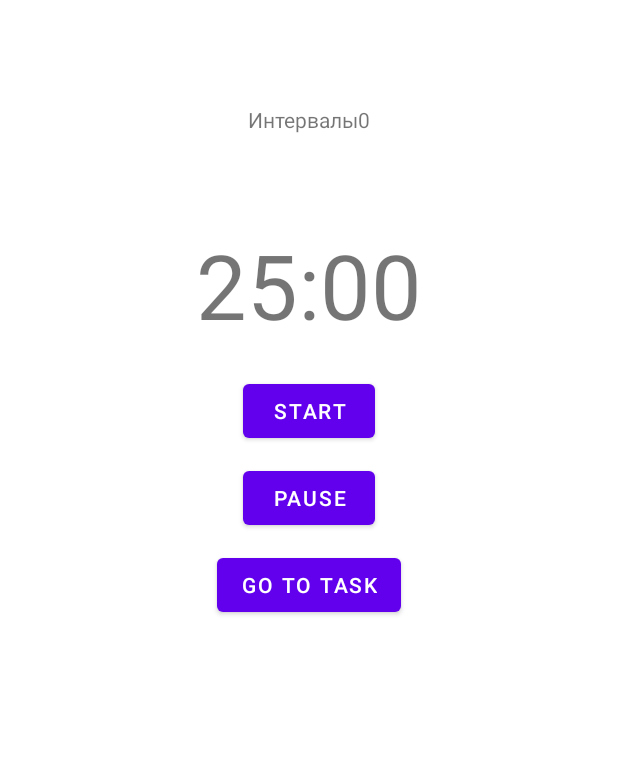
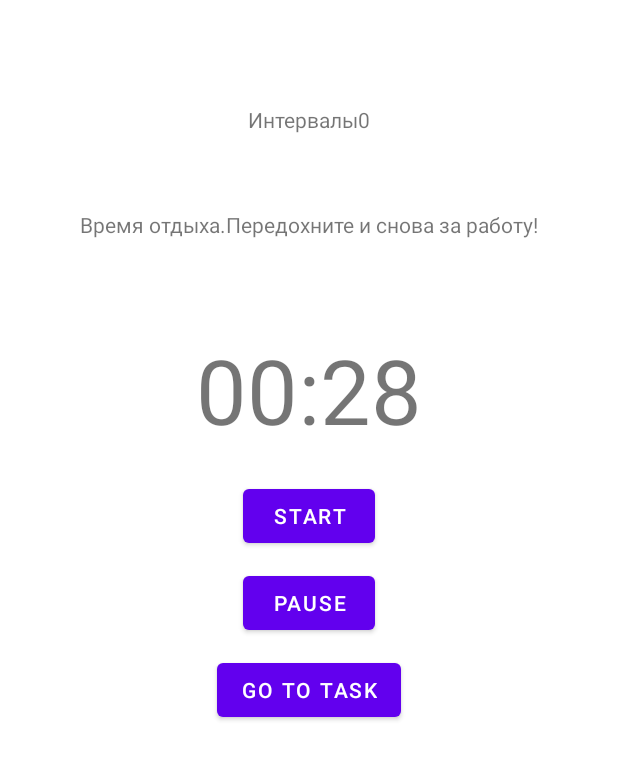
Before and after one commit to Batrin/ToDoAppAndPomodoroTimer, an Android app: the TimerActivity screen opened directly, with no data from a screen before it, after a tap on "START", on a phone screen of 412 x 824 dp. Shown: the top 760 px of the screen. Run offline under Robolectric (Android 15) with nearby library versions, the light colour scheme and no system bars.

Commit message:
Add rest timer and fixed smth

```diff
--- a/app/src/main/java/com/example/collegeproject/SplashActivity.kt
+++ b/app/src/main/java/com/example/collegeproject/SplashActivity.kt
@@ -10,16 +10,17 @@ import com.google.firebase.database.DatabaseReference
 import java.lang.Thread.sleep
 
 private lateinit var auth: FirebaseAuth
-private lateinit var user: FirebaseUser
+
 
 @Suppress("DEPRECATION")
 class SplashActivity : AppCompatActivity() {
+
     override fun onCreate(savedInstanceState: Bundle?) {
         super.onCreate(savedInstanceState)
         setContentView(R.layout.activity_splash)
 
         auth = FirebaseAuth.getInstance()
-        user = auth.currentUser
+        var user: FirebaseUser? = auth.currentUser
 
         val SPLASH_TIME_OUT:Long = 1500
         Handler().postDelayed({
--- a/app/src/main/java/com/example/collegeproject/TimerActivity.kt
+++ b/app/src/main/java/com/example/collegeproject/TimerActivity.kt
@@ -10,26 +10,48 @@ import kotlin.concurrent.timer
 var isRunning: Boolean = false
 var seconds: Long = 0
 private var milliSeconds: Long = 0
+private var countOfInterval: Int = 0
 
 class TimerActivity : AppCompatActivity() {
     override fun onCreate(savedInstanceState: Bundle?) {
         super.onCreate(savedInstanceState)
         setContentView(R.layout.activity_timer)
-        var intervalCount: Int = 0
         val arguments = intent.extras
         if(arguments != null) {
             val taskTime: String = arguments.getInt("intervalTimeValue").toString()
-            intervalCount = arguments.getString("intervalCount")!!.toInt()
+            countOfInterval = arguments.getString("intervalCount")!!.toInt()
             timerView.setText(taskTime)
             milliSeconds = taskTime.toLong() * 60000
         }
 
-        startButton.setOnClickListener { startTimer(intervalCount) }
+        startButton.setOnClickListener { startTimer(countOfInterval) }
     }
-
+    private fun startWorkTimer(timer: CountDownTimer){
+        timer.start()
+    }
+    private fun startRestTimer(intervalCounter: Int){
+        val timer = object :  CountDownTimer(30000, 1000) {
+            override fun onTick(millisUntilFinished: Long) {
+                var seconds = millisUntilFinished / 1000
+                val minutes = seconds / 60
+                seconds %= 60
+                timerView.text = String.format("%02d", minutes) + ":" + String.format("%02d", seconds)
+            }
+            override fun onFinish() {
+                if(intervalCounter == 0){
+                    whatTimeNowView.text = "Задача выполнена"
+                }
+                else{
+                    whatTimeNowView.text = "Рабочее время."
+                    startTimer(intervalCounter)
+                }
+            }
+        }.start()
+    }
     private fun startTimer(intervalCounter: Int) {
         intervalCounterView.text = "Интервалы" + intervalCounter
         var counter = intervalCounter
+
         val timer = object :  CountDownTimer(milliSeconds, 1000) {
             override fun onTick(millisUntilFinished: Long) {
                 var seconds = millisUntilFinished / 1000
@@ -40,12 +62,18 @@ class TimerActivity : AppCompatActivity() {
 
             }
             override fun onFinish() {
-                while(counter > 0){
+
+                while(counter >= 0){
                     counter--
-                    this.start()
+                    if(whatTimeNowView.text == "Рабочее время."){
+                        startRestTimer(counter)
+                        whatTimeNowView.text = "Время отдыха.Передохните и снова за работу!"
+                    }
                 }
             }
         }.start()
 
+
+
     }
 }
--- a/app/src/main/res/layout/activity_timer.xml
+++ b/app/src/main/res/layout/activity_timer.xml
@@ -20,6 +20,16 @@
             app:layout_constraintEnd_toEndOf="parent"
             app:layout_constraintStart_toStartOf="parent"
             app:layout_constraintTop_toTopOf="parent"
+            tools:ignore="MissingConstraints" />
+        <TextView
+            android:id="@+id/whatTimeNowView"
+            android:layout_width="wrap_content"
+            android:layout_height="19dp"
+            android:layout_marginTop="70dp"
+            android:text="Рабочее время."
+            app:layout_constraintEnd_toEndOf="parent"
+            app:layout_constraintStart_toStartOf="parent"
+            app:layout_constraintTop_toTopOf="@id/intervalCounterView"
             tools:ignore="MissingConstraints" />
     </androidx.constraintlayout.widget.ConstraintLayout>
     <LinearLayout
```
